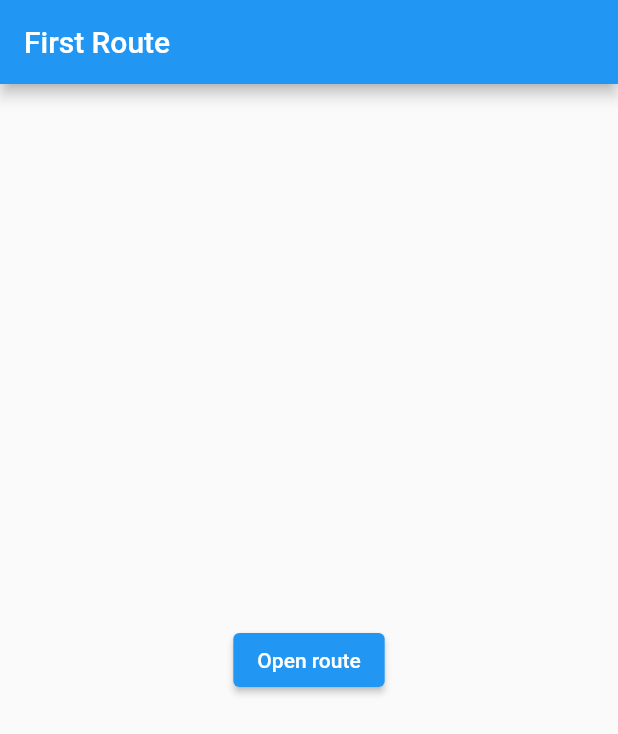
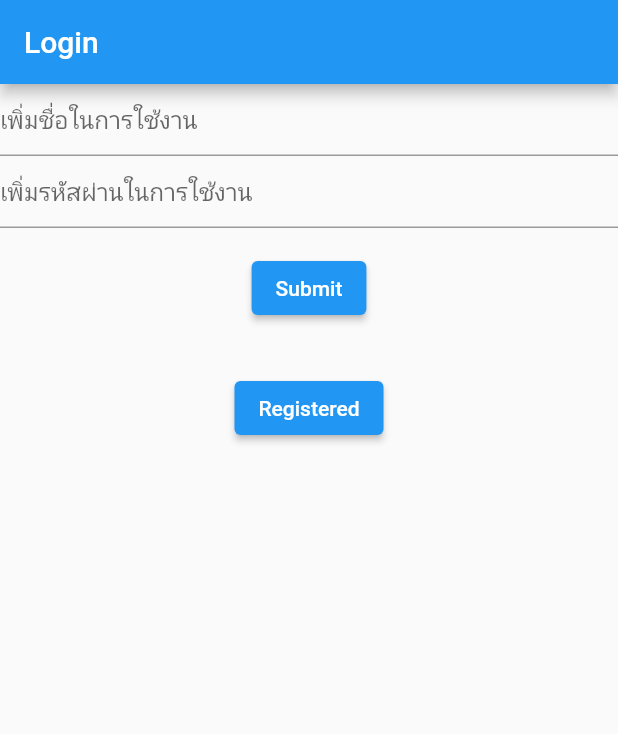
Before and after one commit to piratchai/flutter_application_1, a Flutter app: the screen it shows after launch, on a phone screen of 412 x 824 dp. Shown: the top 734 px of the screen. Run offline on Flutter 3.47's test engine with Material 2 defaults, Android fonts, the phone set to English and light mode, and no system bars.

Commit message:
ปรับการทำงาน

```diff
--- a/lib/main.dart
+++ b/lib/main.dart
@@ -1,7 +1,11 @@
+// ignore_for_file: use_key_in_widget_constructors, prefer_const_constructors, unused_import, prefer_const_literals_to_create_immutables
+
 import 'package:flutter/material.dart';
+import 'package:flutter_application_1/CouterState.dart';
 
 // -- import local -- //
-import 'screens/SecondScreen.dart';
+import 'package:flutter_application_1/screens/FirstScreen.dart';
+import 'package:flutter_application_1/screens/LoginScreen.dart';
 
 void main() {
   runApp(MainApp());
@@ -10,31 +14,14 @@ void main() {
 const titleApp = "Welcome to Flutter App";
 
 class MainApp extends StatelessWidget {
-  @override
-  Widget build(BuildContext context) {
-    return MaterialApp(title: titleApp, home: FirstRoute());
-  }
-}
-
-class FirstRoute extends StatelessWidget {
-  const FirstRoute({Key? key}) : super(key: key);
+  const MainApp({Key? key}) : super(key: key);
 
   @override
   Widget build(BuildContext context) {
-    return Scaffold(
-      appBar: AppBar(
-        title: Text('First Route'),
-      ),
-      body: Center(
-        child: ElevatedButton(
-          child: Text('Open route'),
-          onPressed: () {
-            //print('Press Button');
-            Navigator.push(context,
-                MaterialPageRoute(builder: (context) => SecondRoute()));
-          },
-        ),
-      ),
+    //return MaterialApp(title: titleApp, home: FirstRoute());
+    return MaterialApp(
+      title: titleApp,
+      home: LoginScreen(),
     );
   }
 }
--- /dev/null
+++ b/lib/screens/LoginScreen.dart
@@ -0,0 +1,120 @@
+// ignore_for_file: file_names, prefer_const_constructors, unused_element, unused_local_variable, avoid_print
+
+import 'package:flutter/material.dart';
+import 'package:flutter_application_1/screens/HomeScreen.dart';
+import 'package:flutter_application_1/screens/RegisteredScreen.dart';
+
+class LoginScreen extends StatefulWidget {
+  const LoginScreen({Key? key}) : super(key: key);
+
+  @override
+  _LoginScreenState createState() => _LoginScreenState();
+}
+
+class _LoginScreenState extends State<LoginScreen> {
+  // -- formValidation -- //
+  final GlobalKey<FormState> _formKey = GlobalKey<FormState>();
+
+  // -- form controller -- //
+  final textUsernameController = TextEditingController();
+  final textPasswordController = TextEditingController();
+
+  @override
+  void dispose() {
+    textUsernameController.dispose();
+    textPasswordController.dispose();
+    super.dispose();
+  }
+
+  @override
+  Widget build(BuildContext context) {
+    return Scaffold(
+      appBar: AppBar(
+        title: Text('Login'),
+      ),
+      body: Form(
+        key: _formKey,
+        child: Column(
+          children: [
+            // -- username -- //
+            Center(
+              child: TextFormField(
+                controller: textUsernameController,
+                decoration: const InputDecoration(
+                  hintText: 'เพิ่มชื่อในการใช้งาน',
+                ),
+                validator: (value) {
+                  if (value == null || value.isEmpty) {
+                    return "โปรดเพิ่มชื่อ";
+                  }
+
+                  return null;
+                },
+              ),
+            ),
+            // -- password -- //
+            Center(
+              child: TextFormField(
+                controller: textPasswordController,
+                decoration: const InputDecoration(
+                  hintText: 'เพิ่มรหัสผ่านในการใช้งาน',
+                ),
+                validator: (value) {
+                  if (value == null || value.isEmpty) {
+                    return "โปรดเพิ่มรหัสผ่าน";
+                  }
+
+                  return null;
+                },
+              ),
+            ),
+            // -- Submit Button -- //
+            Padding(
+              padding: EdgeInsets.symmetric(vertical: 16.0),
+              child: Center(
+                child: ElevatedButton(
+                  child: Text('Submit'),
+                  onPressed: () {
+                    //print('Press Button');
+
+                    var username = textUsernameController.text;
+                    var password = textPasswordController.text;
+
+                    print('username : ' + username);
+                    print('password : ' + password);
+
+                    if (_formKey.currentState!.validate()) {
+                      Navigator.push(
+                          context,
+                          MaterialPageRoute(
+                              builder: (context) => HomeScreen()));
+                      return;
+                    }
+                  },
+                ),
+              ),
+            ),
+
+            // -- Registered Button -- //
+            Padding(
+              padding: EdgeInsets.symmetric(vertical: 16.0),
+              child: Center(
+                child: ElevatedButton(
+                  child: Text('Registered'),
+                  onPressed: () {
+                    //print('Press Button');
+
+                    Navigator.push(
+                        context,
+                        MaterialPageRoute(
+                            builder: (context) => RegisteredScreen()));
+                  },
+                ),
+              ),
+            ),
+          ],
+        ),
+      ),
+    );
+  }
+}
--- a/lib/screens/SecondScreen.dart
+++ b/lib/screens/SecondScreen.dart
@@ -1,3 +1,5 @@
+// ignore_for_file: file_names, prefer_const_constructors
+
 import 'package:flutter/material.dart';
 
 class SecondRoute extends StatelessWidget {
```
Also changed, not shown: lib/CouterState.dart (added, +36 -0 lines), lib/components/layouts/CustomAppBar.dart (added, +20 -0 lines), lib/components/layouts/CustomScaffold.dart (added, +15 -0 lines), lib/screens/FirstScreen.dart (added, +28 -0 lines), lib/screens/HomeScreen.dart (added, +32 -0 lines), lib/screens/RegisteredScreen.dart (added, +157 -0 lines).
